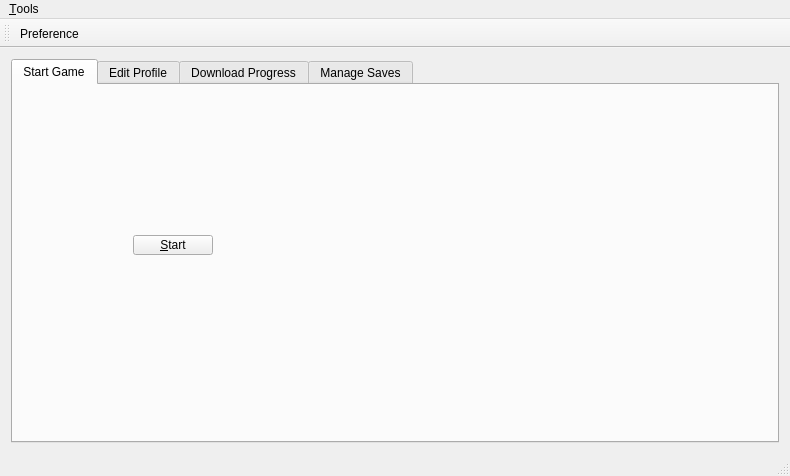
First picture: the form in Kaminec/kamineclauncher.ui, repository kaniol-lck/Kaminec, before the edit.
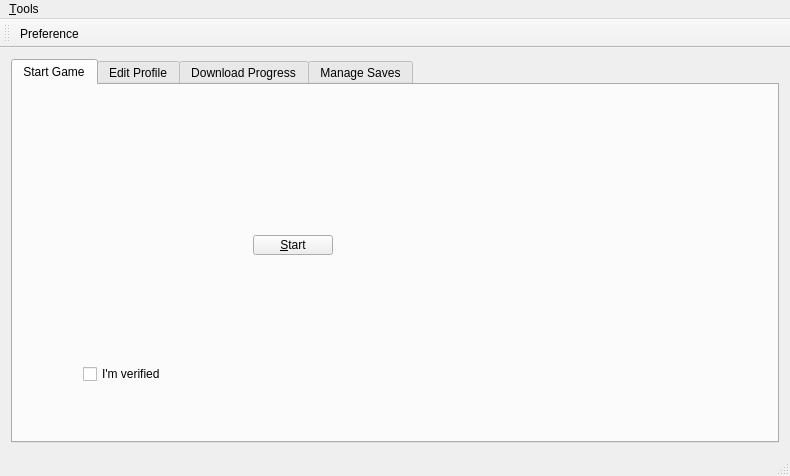
Second picture: the form after the edit. The open tabs and pages were chosen to show the change.

Patch:
```diff
--- a/Kaminec/kamineclauncher.ui
+++ b/Kaminec/kamineclauncher.ui
@@ -33,7 +33,7 @@
        <widget class="QPushButton" name="start_pb">
         <property name="geometry">
          <rect>
-          <x>120</x>
+          <x>240</x>
           <y>150</y>
           <width>80</width>
           <height>20</height>
@@ -49,6 +49,19 @@
          <string>&amp;Start</string>
         </property>
        </widget>
+       <widget class="QCheckBox" name="isVerified_cb">
+        <property name="geometry">
+         <rect>
+          <x>70</x>
+          <y>280</y>
+          <width>101</width>
+          <height>18</height>
+         </rect>
+        </property>
+        <property name="text">
+         <string>I'm verified</string>
+        </property>
+       </widget>
       </widget>
       <widget class="QWidget" name="profile_editor">
        <attribute name="title">
```
Left out of the diff: 2 changed lines with no effect on the pictures.
